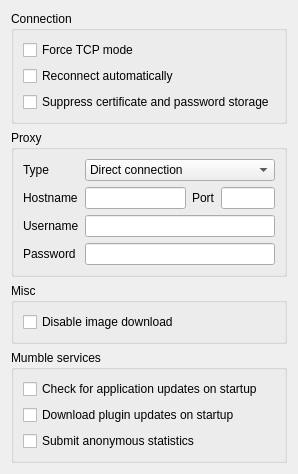
The window that src/mumble/NetworkConfig.ui (mumble-voip/mumble) describes before a commit, drawn with Qt 5.
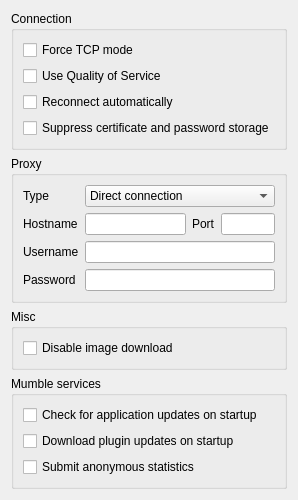
The same window after the commit.

Diff of the .ui file:
```diff
--- a/src/mumble/NetworkConfig.ui
+++ b/src/mumble/NetworkConfig.ui
@@ -39,6 +39,19 @@
         </property>
        </widget>
       </item>
+      <item>
+       <widget class="QCheckBox" name="qcbQoS">
+        <property name="toolTip">
+         <string>Enable QoS to prioritize packets</string>
+        </property>
+        <property name="whatsThis">
+         <string>This will enable QoS, which will attempt to prioritize voice packets over other traffic.</string>
+        </property>
+        <property name="text">
+         <string>Use Quality of Service</string>
+        </property>
+       </widget>
+      </item>
       <item>
        <widget class="QCheckBox" name="qcbAutoReconnect">
         <property name="toolTip">
```
